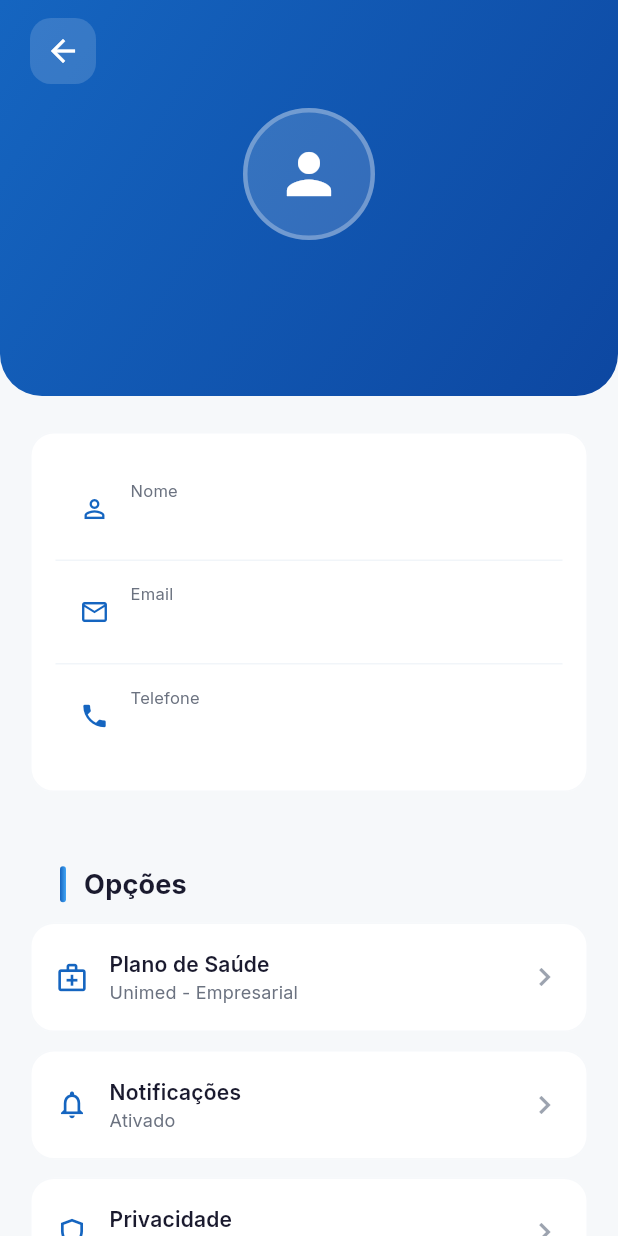
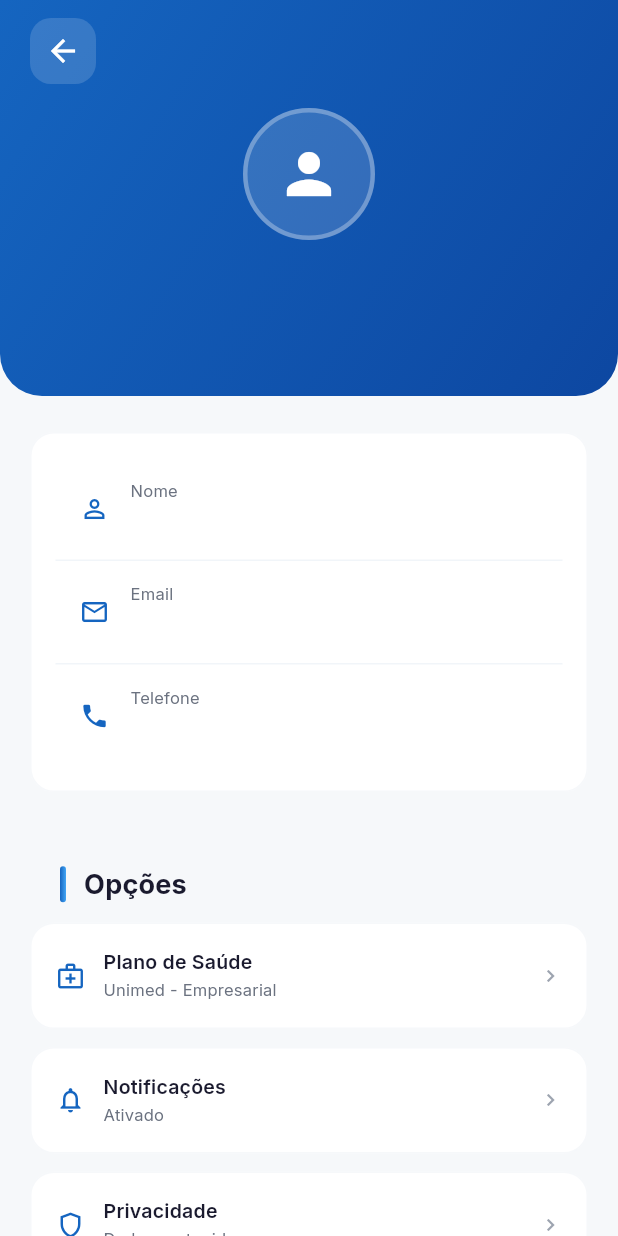
Before and after one commit to GUILHERME-LA/zello-mobile, a Flutter app: the ProfileScreen screen opened by its route, on a phone screen of 412 x 824 dp. Run offline on Flutter 3.47's test engine with Material 3 defaults, Android fonts, the phone set to English and light mode, and no system bars; our stand-ins replace dio, file_picker, flutter_local_notifications, flutter_riverpod, go_router, google_fonts and 4 more; accounts and stored records are empty; statements that could not run were skipped.

Commit message:
fix: melhorar hierarquia e UI de botões para mobile Zello Saúde
Implementar padrão consistente de botão de logout e reduzir tamanho de botões/ícones

Melhorar espaçamento e hierarquia visual em telas patient home e profile

Corrigir tamanho de avatar e botão perfis na admin shell

```diff
--- a/zello_app/lib/features/patient/profile/screens/profile_screen.dart
+++ b/zello_app/lib/features/patient/profile/screens/profile_screen.dart
@@ -133,25 +133,71 @@ class ProfileScreen extends ConsumerWidget {
       _MenuOption(Icons.shield_outlined, 'Privacidade', 'Dados protegidos'),
     ];
     return Column(
-      children: options.map((o) => Padding(
+      children: [...options.map((o) => Padding(
         padding: const EdgeInsets.only(bottom: 12),
         child: AnimatedCard(
           onTap: () => _showMenuOption(context, o.title, o.subtitle),
           child: Row(
             children: [
-              Icon(o.icon, size: 22, color: const Color(0xFF1565C0)),
-              const SizedBox(width: 14),
+              Icon(o.icon, size: 20, color: const Color(0xFF1565C0)),
+              const SizedBox(width: 12),
               Expanded(child: Column(crossAxisAlignment: CrossAxisAlignment.start, children: [
-                Text(o.title, style: const TextStyle(fontWeight: FontWeight.w600, fontSize: 14, color: Color(0xFF1A1A2E))),
-                Text(o.subtitle, style: const TextStyle(fontSize: 12, color: Color(0xFF6B7280))),
+                Text(o.title, style: const TextStyle(fontWeight: FontWeight.w600, fontSize: 13, color: Color(0xFF1A1A2E))),
+                Text(o.subtitle, style: const TextStyle(fontSize: 11, color: Color(0xFF6B7280))),
               ])),
-              const Icon(Icons.chevron_right, color: Color(0xFF9CA3AF)),
+              const Icon(Icons.chevron_right, size: 16, color: Color(0xFF9CA3AF)),
             ],
           ),
         ),
       )).toList(),
+      // Logout option at bottom
+      Padding(
+        padding: const EdgeInsets.only(bottom: 12),
+        child: AnimatedCard(
+          onTap: () => _showLogoutDialog(context),
+          child: Row(
+            children: [
+              Icon(Icons.logout, size: 20, color: const Color(0xFFDC2626)),
+              const SizedBox(width: 12),
+              Expanded(child: Column(crossAxisAlignment: CrossAxisAlignment.start, children: [
+                Text('Sair da conta', style: const TextStyle(fontWeight: FontWeight.w600, fontSize: 13, color: const Color(0xFFDC2626))),
+                Text('Fazer logout da sua conta', style: const TextStyle(fontSize: 11, color: const Color(0xFFD16D6D))),
+              ])),
+              const Icon(Icons.chevron_right, size: 16, color: const Color(0xFFD16D6D)),
+            ],
+          ),
+        ),
+      ),
+      ],
     );
   }
+
+  static void _showLogoutDialog(BuildContext context) {
+    showDialog(
+      context: context,
+      builder: (ctx) => AlertDialog(
+        title: const Text('Sair da conta'),
+        content: const Text('Tem certeza que deseja sair da sua conta?'),
+        actions: [
+          TextButton(
+            onPressed: () => Navigator.of(context).pop(),
+            child: const Text('CANCELAR'),
+          ),
+          TextButton(
+            onPressed: () {
+              Navigator.of(context).pop();
+              // Implement logout logic here
+              ref.read(authProvider.notifier).logout();
+              context.go('/login');
+            },
+            child: const Text('SAIR', style: TextStyle(color: const Color(0xFFDC2626))),
+          ),
+        ],
+      ),
+    );
+  }
+
+  static _AdminNotifier? get ref => null;
 }
 
 class _MenuOption {
```
Also changed, not shown: zello_app/lib/core/admin_shell.dart (+13 -13 lines), zello_app/lib/features/patient/home/screens/home_screen.dart (+43 -11 lines).
